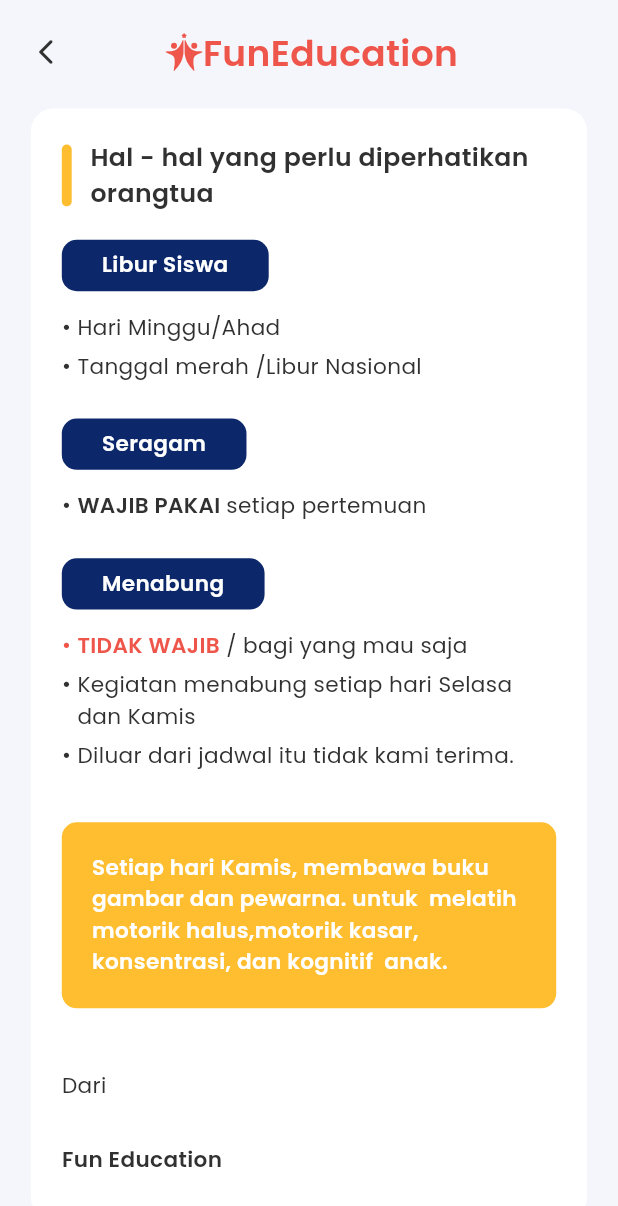
After one commit to Ratih-Shinta/Fun-Education-App, a Flutter app: the screen it shows after launch, after a tap on "Lihat Selengkapnya", on a phone screen of 412 x 824 dp. The commit adds this screen. Shown: the top 1206 px of the screen. Run offline on Flutter 3.47's test engine with Material 3 defaults, Android fonts, the phone set to English and light mode, and no system bars; drawn by our look-alikes of auto_size_text; our stand-ins replace flutter_svg, get, google_fonts.

Commit message:
feat [RS] : slicing hal yang perlu diperhatikan page

```diff
--- /dev/null
+++ b/lib/app/global-component/fun_education.dart
@@ -0,0 +1,29 @@
+import 'package:flutter/material.dart';
+import 'package:flutter_svg/svg.dart';
+import 'package:fun_education_app/common/helper/themes.dart';
+
+class FunEducation extends StatelessWidget {
+  const FunEducation({super.key});
+
+  @override
+  Widget build(BuildContext context) {
+    final Size mediaQuery = MediaQuery.of(context).size;
+    final double width = mediaQuery.width;
+    final double height = mediaQuery.height;
+
+    return Row(
+      mainAxisAlignment: MainAxisAlignment.center,
+      children: [
+        SvgPicture.asset(
+          logo,
+          width: 25,
+        ),
+        Text(
+          textAlign: TextAlign.center,
+          'FunEducation',
+          style: tsTitleMediumSemibold(primaryColor),
+        )
+      ],
+    );
+  }
+}
--- a/lib/app/pages/add-photo-page/add_photo_view.dart
+++ b/lib/app/pages/add-photo-page/add_photo_view.dart
@@ -3,6 +3,7 @@ import 'package:flutter/material.dart';
 import 'package:flutter_svg/svg.dart';
 import 'package:fun_education_app/app/global-component/common_button.dart';
 import 'package:fun_education_app/app/global-component/common_warning.dart';
+import 'package:fun_education_app/app/global-component/fun_education.dart';
 import 'package:fun_education_app/app/pages/add-photo-page/components/camera_add__photo.dart';
 import 'package:fun_education_app/common/helper/themes.dart';
 
@@ -25,21 +26,8 @@ class AddPhotoView extends StatelessWidget {
           child: Stack(
             children: [
               Container(
-                margin: EdgeInsets.only(top: width * 0.048),
-                child: Row(
-                  mainAxisAlignment: MainAxisAlignment.center,
-                  children: [
-                    SvgPicture.asset(
-                      logo,
-                      width: 25,
-                    ),
-                    Text(
-                      'FunEducation',
-                      style: tsTitleMediumSemibold(primaryColor),
-                    )
-                  ],
-                ),
-              ),
+                  margin: EdgeInsets.only(top: width * 0.048),
+                  child: FunEducation()),
               Center(
                 child: Container(
                   padding: EdgeInsets.symmetric(
--- /dev/null
+++ b/lib/app/pages/hal-yang-perlu-diperhatikan-page/hal_yang_perlu_diperhatikan_binding.dart
@@ -0,0 +1,11 @@
+import 'package:get/get.dart';
+import 'package:fun_education_app/app/pages/hal-yang-perlu-diperhatikan-page/hal_yang_perlu_diperhatikan_controller.dart';
+
+class HalYangPerluDiperhatikanBinding extends Bindings {
+  @override
+  void dependencies() {
+    Get.lazyPut<HalYangPerluDiperhatikanController>(
+      () => HalYangPerluDiperhatikanController(),
+    );
+  }
+}
--- /dev/null
+++ b/lib/app/pages/hal-yang-perlu-diperhatikan-page/hal_yang_perlu_diperhatikan_controller.dart
@@ -0,0 +1,5 @@
+import 'package:get/get.dart';
+
+class HalYangPerluDiperhatikanController extends GetxController {
+  // Add your controller logic here
+}
--- /dev/null
+++ b/lib/app/pages/hal-yang-perlu-diperhatikan-page/hal_yang_perlu_diperhatikan_view.dart
@@ -0,0 +1,132 @@
+import 'package:auto_size_text/auto_size_text.dart';
+import 'package:flutter/cupertino.dart';
+import 'package:flutter/material.dart';
+import 'package:flutter/widgets.dart';
+import 'package:flutter_svg/svg.dart';
+import 'package:fun_education_app/app/global-component/fun_education.dart';
+import 'package:fun_education_app/app/pages/hal-yang-perlu-diperhatikan-page/widgets/bullet_text.dart';
+import 'package:fun_education_app/app/pages/hal-yang-perlu-diperhatikan-page/widgets/button_chip.dart';
+import 'package:fun_education_app/common/helper/themes.dart';
+import 'package:fun_education_app/common/routes/app_pages.dart';
+import 'package:get/get.dart';
+
+class HalYangPerluDiperhatikanView extends StatelessWidget {
+  @override
+  Widget build(BuildContext context) {
+    final Size mediaQuery = MediaQuery.of(context).size;
+    final double width = mediaQuery.width;
+    final double height = mediaQuery.height;
+
+    return Scaffold(
+      backgroundColor: backgroundColor,
+      appBar: PreferredSize(
+        preferredSize: Size.fromHeight(60),
+        child: Container(
+          alignment: Alignment.bottomCenter,
+          margin: EdgeInsets.only(left: width * 0.05, bottom: height * 0.01),
+          child: Row(
+            mainAxisAlignment: MainAxisAlignment.spaceBetween,
+            children: [
+              InkWell(
+                onTap: () {
+                  Get.back();
+                },
+                child: Icon(
+                  Icons.arrow_back_ios_new_rounded,
+                  size: 20,
+                  color: blackColor,
+                ),
+              ),
+              Expanded(
+                child: FunEducation(),
+              ),
+              SizedBox(width: width * 0.09),
+            ],
+          ),
+        ),
+      ),
+      body: SingleChildScrollView(
+        child: Padding(
+          padding: EdgeInsets.symmetric(
+            horizontal: width * 0.05,
+            vertical: height * 0.015,
+          ),
+          child: Container(
+            padding: EdgeInsets.only(
+              right: width * 0.05,
+              left: width * 0.05,
+              top: height * 0.025,
+              bottom: height * 0.035,
+            ),
+            decoration: BoxDecoration(
+              color: whiteColor,
+              borderRadius: BorderRadius.circular(15),
+            ),
+            child: Column(
+              crossAxisAlignment: CrossAxisAlignment.start,
+              children: [
+                Row(
+                  children: [
+                    Container(
+                      margin: EdgeInsets.only(right: width * 0.03),
+                      width: width * 0.016,
+                      height: height * 0.05,
+                      decoration: BoxDecoration(
+                        color: warningColor,
+                        borderRadius: BorderRadius.circular(4),
+                      ),
+                    ),
+                    Flexible(
+                      child: AutoSizeText.rich(
+                        textAlign: TextAlign.start,
+                        TextSpan(
+                            text: 'Hal - hal yang perlu diperhatikan orangtua',
+                            style: tsBodyMediumSemibold(blackColor)),
+                        maxLines: 2,
+                      ),
+                    ),
+                  ],
+                ),
+                ButtonChip(text: 'Libur Siswa'),
+                BulletText(text: 'Hari Minggu/Ahad'),
+                BulletText(text: 'Tanggal merah /Libur Nasional'),
+                ButtonChip(text: 'Seragam'),
+                BulletText(boldText: 'WAJIB PAKAI ', text: 'setiap pertemuan'),
+                ButtonChip(text: 'Menabung'),
+                BulletText(
+                    boldTextColor: primaryColor,
+                    boldText: 'TIDAK WAJIB',
+                    text: ' / bagi yang mau saja'),
+                BulletText(
+                    text: 'Kegiatan menabung setiap hari Selasa\ndan Kamis'),
+                BulletText(text: 'Diluar dari jadwal itu tidak kami terima.'),
+                SizedBox(height: height * 0.035),
+                Container(
+                  padding: EdgeInsets.all(20),
+                  decoration: BoxDecoration(
+                    color: warningColor,
+                    borderRadius: BorderRadius.circular(10),
+                  ),
+                  child: Text(
+                    'Setiap hari Kamis, membawa buku gambar dan pewarna. untuk  melatih motorik halus,motorik kasar, konsentrasi, dan kognitif  anak.',
+                    style: tsBodySmallSemibold(whiteColor),
+                  ),
+                ),
+                SizedBox(height: height * 0.05),
+                AutoSizeText.rich(
+                  TextSpan(text: 'Dari', style: tsBodySmallRegular(blackColor)),
+                ),
+                SizedBox(height: height * 0.035),
+                AutoSizeText.rich(
+                  TextSpan(
+                      text: 'Fun Education',
+                      style: tsBodySmallSemibold(blackColor)),
+                ),
+              ],
+            ),
+          ),
+        ),
+      ),
+    );
+  }
+}
--- /dev/null
+++ b/lib/app/pages/hal-yang-perlu-diperhatikan-page/widgets/bullet_text.dart
@@ -0,0 +1,43 @@
+import 'package:auto_size_text/auto_size_text.dart';
+import 'package:flutter/material.dart';
+import 'package:fun_education_app/common/helper/themes.dart';
+
+class BulletText extends StatelessWidget {
+  final Color? boldTextColor;
+  final String? boldText;
+  final String text;
+
+  const BulletText(
+      {super.key, required this.text, this.boldTextColor, this.boldText});
+
+  @override
+  Widget build(BuildContext context) {
+    return Container(
+      margin: EdgeInsets.only(bottom: 5),
+      child: Row(
+        crossAxisAlignment: CrossAxisAlignment.start,
+        children: [
+          AutoSizeText.rich(
+            TextSpan(
+                text: '• ',
+                style: tsBodySmallRegular(boldTextColor ?? blackColor)),
+          ),
+          AutoSizeText.rich(
+            group: AutoSizeGroup(),
+            maxLines: 2,
+            TextSpan(
+              text: boldText,
+              style: tsBodySmallSemibold(boldTextColor ?? blackColor),
+              children: [
+                TextSpan(
+                  text: text,
+                  style: tsBodySmallRegular(blackColor),
+                ),
+              ],
+            ),
+          ),
+        ],
+      ),
+    );
+  }
+}
--- /dev/null
+++ b/lib/app/pages/hal-yang-perlu-diperhatikan-page/widgets/button_chip.dart
@@ -0,0 +1,32 @@
+import 'package:auto_size_text/auto_size_text.dart';
+import 'package:flutter/material.dart';
+import 'package:fun_education_app/common/helper/themes.dart';
+
+class ButtonChip extends StatelessWidget {
+  final String text;
+
+  const ButtonChip({super.key, required this.text});
+
+  @override
+  Widget build(BuildContext context) {
+    final Size mediaQuery = MediaQuery.of(context).size;
+    final double width = mediaQuery.width;
+    final double height = mediaQuery.height;
+
+    return Container(
+      margin: EdgeInsets.only(top: height * 0.023, bottom: height * 0.017),
+      padding: EdgeInsets.symmetric(
+        vertical: height * 0.008,
+        horizontal: width * 0.065,
+      ),
+      decoration: BoxDecoration(
+        color: secondaryColor,
+        borderRadius: BorderRadius.circular(10),
+      ),
+      child: AutoSizeText.rich(
+        textAlign: TextAlign.center,
+        TextSpan(text: text, style: tsBodySmallSemibold(whiteColor)),
+      ),
+    );
+  }
+}
--- a/lib/app/pages/home-page/components/home_page_component_three.dart
+++ b/lib/app/pages/home-page/components/home_page_component_three.dart
@@ -2,6 +2,8 @@ import 'package:auto_size_text/auto_size_text.dart';
 import 'package:flutter/material.dart';
 import 'package:flutter_svg/svg.dart';
 import 'package:fun_education_app/common/helper/themes.dart';
+import 'package:fun_education_app/common/routes/app_pages.dart';
+import 'package:get/get.dart';
 
 class HomePageComponentThree extends StatelessWidget {
   const HomePageComponentThree({super.key});
@@ -38,11 +40,18 @@ class HomePageComponentThree extends StatelessWidget {
             ],
           ),
           SizedBox(height: 5),
-          Text(
-            'Hal - hal yang perlu diperhatikan orangtua',
-            style: tsBodyMediumSemibold(blackColor),
+          AutoSizeText.rich(
+            textAlign: TextAlign.start,
+            TextSpan(
+                text: 'Hal - hal yang perlu diperhatikan orangtua',
+                style: tsBodyMediumSemibold(blackColor)),
+            maxLines: 2,
           ),
-          Container(
+          InkWell(
+            onTap: () {
+              Get.toNamed(Routes.HAL_YANG_PERLU_DIPERHATIKAN_PAGE);
+            },
+            child: Container(
               margin: EdgeInsets.only(top: height * 0.02),
               padding: EdgeInsets.symmetric(
                   vertical: height * 0.015, horizontal: width * 0.06),
@@ -68,6 +77,7 @@ class HomePageComponentThree extends StatelessWidget {
                   )
                 ],
               ),
+            ),
           )
         ],
       ),
--- a/lib/app/pages/home-page/components/home_page_component_two.dart
+++ b/lib/app/pages/home-page/components/home_page_component_two.dart
@@ -53,7 +53,7 @@ class HomePageComponentTwo extends StatelessWidget {
               Container(
                 margin: EdgeInsets.only(top: height * 0.075),
                 padding: EdgeInsets.symmetric(
-                    vertical: height * 0.014, horizontal: width * 0.06),
+                    vertical: height * 0.014, horizontal: width * 0.05),
                 decoration: BoxDecoration(
                     color: primaryColor,
                     borderRadius: BorderRadius.circular(30)),
@@ -127,7 +127,7 @@ class HomePageComponentTwo extends StatelessWidget {
               Container(
                 margin: EdgeInsets.only(top: height * 0.075),
                 padding: EdgeInsets.symmetric(
-                    vertical: height * 0.014, horizontal: width * 0.06),
+                    vertical: height * 0.014, horizontal: width * 0.05),
                 decoration: BoxDecoration(
                     color: whiteColor, borderRadius: BorderRadius.circular(30)),
                 child: Row(
--- a/lib/app/pages/home-page/home_page_view.dart
+++ b/lib/app/pages/home-page/home_page_view.dart
@@ -65,13 +65,12 @@ class HomePageView extends StatelessWidget {
             ),
           ),
         ),
-        body: Padding(
-          padding: EdgeInsets.only(
+        body: SingleChildScrollView(
+          child: Padding(padding: EdgeInsets.only(
             left: width * 0.05,
             right: width * 0.05,
             top: height * 0.015,
           ),
-          child: SingleChildScrollView(
           child: Column(
             children: [
               HomePageComponentOne(),
@@ -99,8 +98,7 @@ class HomePageView extends StatelessWidget {
                 height: height * 0.05,
               ),
             ],
-            ),
-          ),
+          ),)
         ));
   }
 }
--- a/lib/app/pages/login-page/login_page_view.dart
+++ b/lib/app/pages/login-page/login_page_view.dart
@@ -3,6 +3,7 @@ import 'package:flutter/material.dart';
 import 'package:flutter_svg/svg.dart';
 import 'package:fun_education_app/app/global-component/common_button.dart';
 import 'package:fun_education_app/app/global-component/common_warning.dart';
+import 'package:fun_education_app/app/global-component/fun_education.dart';
 import 'package:fun_education_app/app/pages/login-page/widgets/login_form_widget.dart';
 import 'package:fun_education_app/common/helper/themes.dart';
 
@@ -25,21 +26,8 @@ class LoginPageView extends StatelessWidget {
           child: Stack(
             children: [
               Container(
-                margin: EdgeInsets.only(top: width * 0.048),
-                child: Row(
-                  mainAxisAlignment: MainAxisAlignment.center,
-                  children: [
-                    SvgPicture.asset(
-                      logo,
-                      width: 25,
-                    ),
-                    Text(
-                      'FunEducation',
-                      style: tsTitleMediumSemibold(primaryColor),
-                    )
-                  ],
-                ),
-              ),
+                  margin: EdgeInsets.only(top: width * 0.048),
+                  child: FunEducation()),
               Center(
                 child: Container(
                   padding: EdgeInsets.symmetric(
--- a/lib/common/routes/app_pages.dart
+++ b/lib/common/routes/app_pages.dart
@@ -6,6 +6,8 @@ import 'package:fun_education_app/app/pages/login-page/login_page_binding.dart';
 import 'package:fun_education_app/app/pages/login-page/login_page_view.dart';
 import 'package:fun_education_app/app/pages/splash-screen/splash_screen_binding.dart';
 import 'package:fun_education_app/app/pages/splash-screen/splash_screen_view.dart';
+import 'package:fun_education_app/app/pages/hal-yang-perlu-diperhatikan-page/hal_yang_perlu_diperhatikan_binding.dart';
+import 'package:fun_education_app/app/pages/hal-yang-perlu-diperhatikan-page/hal_yang_perlu_diperhatikan_view.dart';
 import 'package:get/get.dart';
 part 'app_routes.dart';
 
@@ -35,5 +37,10 @@ class AppPages {
       page: () => AddPhotoView(),
       binding: AddPhotoBinding(),
     ),
+    GetPage(
+      name: _Paths.HAL_YANG_PERLU_DIPERHATIKAN_PAGE,
+      page: () => HalYangPerluDiperhatikanView(),
+      binding: HalYangPerluDiperhatikanBinding(),
+    ),
   ];
 }
--- a/lib/common/routes/app_routes.dart
+++ b/lib/common/routes/app_routes.dart
@@ -6,6 +6,7 @@ abstract class Routes {
   static const HOME_PAGE = _Paths.HOME_PAGE;
   static const LOGIN_PAGE  = _Paths.LOGIN_PAGE;
   static const ADD_PHOTO_PAGE  = _Paths.ADD_PHOTO_PAGE;
+  static const HAL_YANG_PERLU_DIPERHATIKAN_PAGE  = _Paths.HAL_YANG_PERLU_DIPERHATIKAN_PAGE;
 }
 
 abstract class _Paths {
@@ -14,4 +15,5 @@ abstract class _Paths {
   static const HOME_PAGE = '/home-page';
   static const LOGIN_PAGE = '/login';
   static const ADD_PHOTO_PAGE = '/add-photo-page';
+  static const HAL_YANG_PERLU_DIPERHATIKAN_PAGE = '/hal-yang-perlu-diperhatikan-page';
 }
```
Lines whose indentation alone changed are shown as unchanged.
